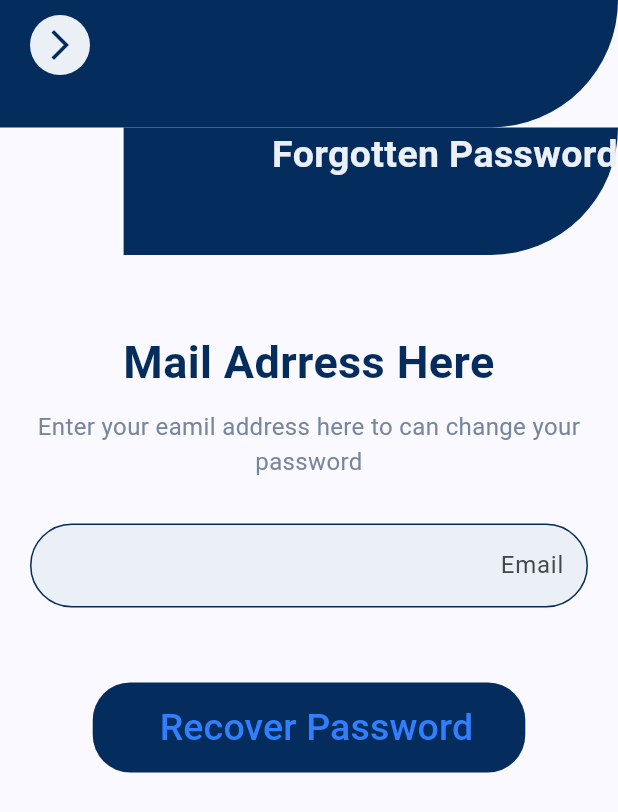
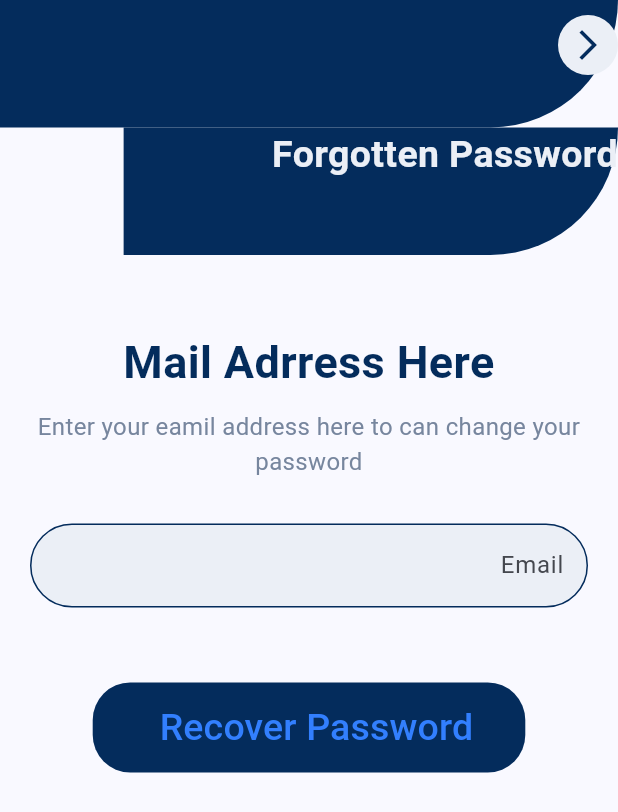
Before and after one commit to MinaYasser100/Faithful-Servant, a Flutter app: the ForgottenPasswordView screen opened by its route, on a phone screen of 412 x 824 dp. Shown: the top 812 px of the screen. Run offline on Flutter 3.47's test engine with Material 3 defaults, Android fonts, the light colour scheme and no system bars; our stand-ins replace cloud_firestore, firebase_auth, firebase_core, firebase_storage, flutter_animate, flutter_bloc and 5 more; accounts and stored records are empty; Roboto replaces fonts that are missing (Cairo).

Commit message:
handle direction in some icons

```diff
--- a/lib/core/widgets/custom_text_button.dart
+++ b/lib/core/widgets/custom_text_button.dart
@@ -1,5 +1,7 @@
 import 'package:faithful_servant/core/helper/constant.dart';
+import 'package:faithful_servant/core/helper/local/locale_controller.dart';
 import 'package:flutter/material.dart';
+import 'package:get/get.dart';
 
 class CustomTextButton extends StatefulWidget {
   const CustomTextButton({
@@ -29,6 +31,7 @@ class _CustomTextButtonState extends State<CustomTextButton>
 
   @override
   Widget build(BuildContext context) {
+    AppLocalController appLocalController = Get.find();
     return Container(
       height: 60,
       width: MediaQuery.of(context).size.width * 0.7,
@@ -60,7 +63,9 @@ class _CustomTextButtonState extends State<CustomTextButton>
               AnimatedBuilder(
                 animation: _colorAnimation,
                 builder: (context, child) => Icon(
-                  Icons.arrow_forward_ios_outlined,
+                  appLocalController.initilalLanguage == const Locale('en')
+                      ? Icons.arrow_forward_ios_outlined
+                      : Icons.arrow_back_ios_new_sharp,
                   color: _colorAnimation.value,
                 ),
               ),
--- a/lib/core/widgets/navigation_back_button.dart
+++ b/lib/core/widgets/navigation_back_button.dart
@@ -1,4 +1,5 @@
 import 'package:faithful_servant/core/helper/constant.dart';
+import 'package:faithful_servant/core/helper/local/locale_controller.dart';
 import 'package:flutter/material.dart';
 import 'package:get/get.dart';
 
@@ -13,8 +14,11 @@ class NavigationBackButton extends StatelessWidget {
 
   @override
   Widget build(BuildContext context) {
+    AppLocalController appLocalController = Get.find();
     return Align(
-      alignment: Alignment.topLeft,
+      alignment: appLocalController.initilalLanguage == const Locale('en')
+          ? Alignment.topLeft
+          : Alignment.topRight,
       child: CircleAvatar(
         backgroundColor: backgroundColor,
         child: IconButton(
```
